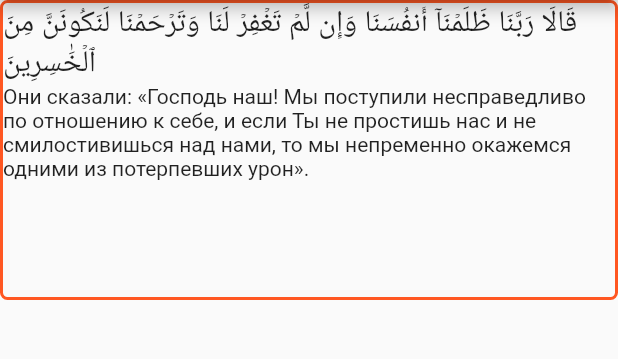
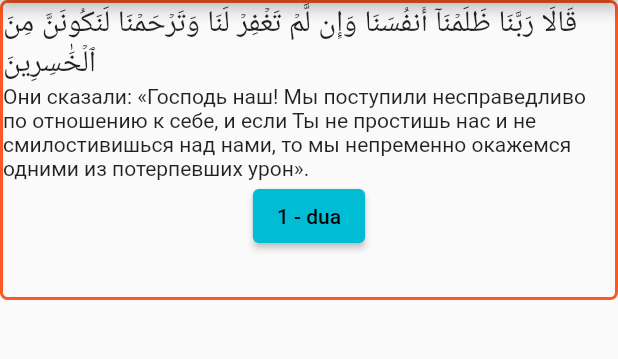
Before and after one commit to dosmuratov/dualar, a Flutter app: the screen it shows after launch, on a phone screen of 412 x 824 dp, the part 84-443 px from its top. Run offline on Flutter 3.47's test engine with Material 2 defaults, Android fonts, the phone set to English and light mode, and no system bars; our stand-ins replace just_audio.

Commit message:
Added basic audio player

```diff
--- a/lib/main.dart
+++ b/lib/main.dart
@@ -1,5 +1,6 @@
 import 'package:flutter/material.dart';
 import 'info.dart' as dua;
+import 'player.dart';
 
 void main() {
   runApp(const MyApp());
@@ -39,7 +40,8 @@ class Card extends StatelessWidget {
         ),
         borderRadius: const BorderRadius.all(Radius.circular(5)),
       ),
-      child: Column(children: [
+      child: Column(
+        children: [
           Text(
             dua.kuranDualar.entries.first.value.elementAt(1),
             style: const TextStyle(fontSize: 20),
@@ -47,7 +49,9 @@ class Card extends StatelessWidget {
           Text(
             dua.kuranDualar.entries.first.value.elementAt(0),
           ),
-      ]),
+          const Player(),
+        ],
+      ),
     );
   }
 }
--- /dev/null
+++ b/lib/player.dart
@@ -0,0 +1,38 @@
+import 'package:flutter/material.dart';
+import 'package:just_audio/just_audio.dart';
+
+class Player extends StatefulWidget {
+  const Player({Key? key}) : super(key: key);
+
+  @override
+  State<Player> createState() => _PlayerState();
+}
+
+class _PlayerState extends State<Player> {
+  late AudioPlayer player;
+
+  @override
+  void initState() {
+    super.initState();
+    player = AudioPlayer();
+  }
+
+  @override
+  void dispose() {
+    player.dispose();
+    super.dispose();
+  }
+
+  @override
+  Widget build(BuildContext context) {
+    return Center(
+      child: ElevatedButton(
+        onPressed: () async {
+          await player.setAsset('assets/audios/7-23.mp3');
+          player.play();
+        },
+        child: const Text('1 - dua'),
+      ),
+    );
+  }
+}
--- a/pubspec.yaml
+++ b/pubspec.yaml
@@ -29,6 +29,7 @@ environment:
 dependencies:
   flutter:
     sdk: flutter
+  just_audio: ^0.9.20
 
 
   # The following adds the Cupertino Icons font to your application.
@@ -58,7 +59,8 @@ flutter:
   uses-material-design: true
 
   # To add assets to your application, add an assets section, like this:
-  # assets:
+  assets:
+    - assets/audios/
   #   - images/a_dot_burr.jpeg
   #   - images/a_dot_ham.jpeg
 
```
Also changed, not shown: pubspec.lock, 1 other file. Lines whose indentation alone changed are shown as unchanged.
